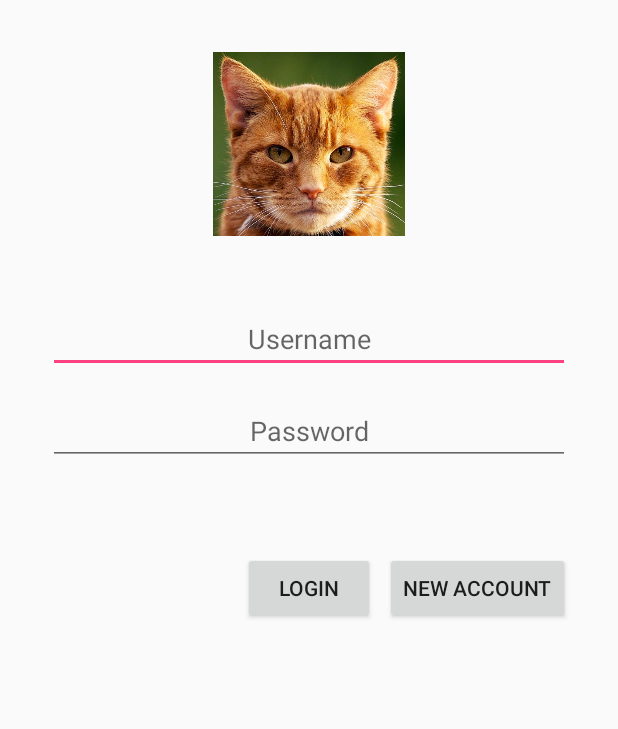
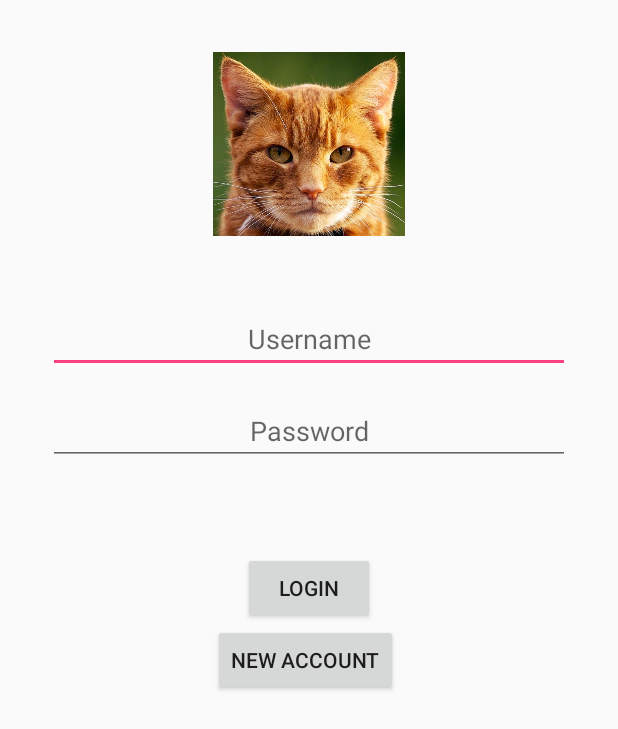
Before and after one commit to MaxWason/VacationDroid, an Android app: the screen it shows after launch (LoginActivity), on a phone screen of 412 x 824 dp. Shown: the top 729 px of the screen. Run offline under Robolectric (Android 15) with nearby library versions, the phone set to English and light mode, and no system bars.

Commit message:
Minor layout change

```diff
--- a/app/src/main/res/layout/login_fragment.xml
+++ b/app/src/main/res/layout/login_fragment.xml
@@ -59,11 +59,11 @@
         android:layout_height="wrap_content"
         android:text="new account"
         android:id="@+id/gotoRegister"
-        android:layout_alignTop="@+id/LoginButton"
-        android:layout_alignParentRight="true"
-        android:layout_alignParentEnd="true"
         android:onClick="onNewAccountPress"
-        android:nestedScrollingEnabled="true" />
+        android:nestedScrollingEnabled="true"
+        android:layout_below="@+id/LoginButton"
+        android:layout_alignLeft="@+id/imageView2"
+        android:layout_alignStart="@+id/imageView2" />
 
 
 
```
